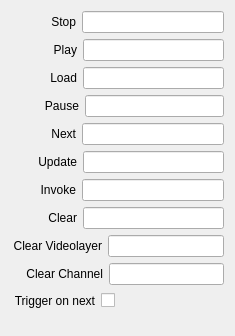
Above: src/Widgets/Inspector/InspectorCustomCommandWidget.ui from CasparCG/client before the change. Below: the same form after it.
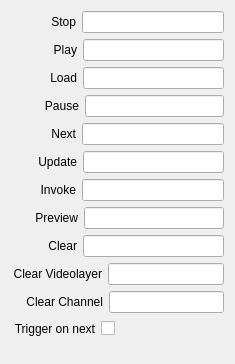
That is the form after the change.

Commit message: Added a preview command.

Diff of the .ui file:
```diff
--- a/src/Widgets/Inspector/InspectorCustomCommandWidget.ui
+++ b/src/Widgets/Inspector/InspectorCustomCommandWidget.ui
@@ -7,7 +7,7 @@
     <x>0</x>
     <y>0</y>
     <width>235</width>
-    <height>336</height>
+    <height>364</height>
    </rect>
   </property>
   <property name="sizePolicy">
@@ -248,6 +248,39 @@
      </item>
     </layout>
    </item>
+   <item>
+    <layout class="QHBoxLayout" name="horizontalLayoutPreview">
+     <item>
+      <spacer name="horizontalSpacerPreview">
+       <property name="orientation">
+        <enum>Qt::Horizontal</enum>
+       </property>
+       <property name="sizeType">
+        <enum>QSizePolicy::Fixed</enum>
+       </property>
+       <property name="sizeHint" stdset="0">
+        <size>
+         <width>24</width>
+         <height>20</height>
+        </size>
+       </property>
+      </spacer>
+     </item>
+     <item>
+      <widget class="QLabel" name="labelPreview">
+       <property name="text">
+        <string>Preview</string>
+       </property>
+       <property name="alignment">
+        <set>Qt::AlignRight|Qt::AlignTrailing|Qt::AlignVCenter</set>
+       </property>
+      </widget>
+     </item>
+     <item>
+      <widget class="QLineEdit" name="lineEditPreview"/>
+     </item>
+    </layout>
+   </item>
    <item>
     <layout class="QHBoxLayout" name="horizontalLayoutClear">
      <item>
```
Left out of the diff: 36 changed lines with no effect on the pictures. The commit also changes 40 other files.
